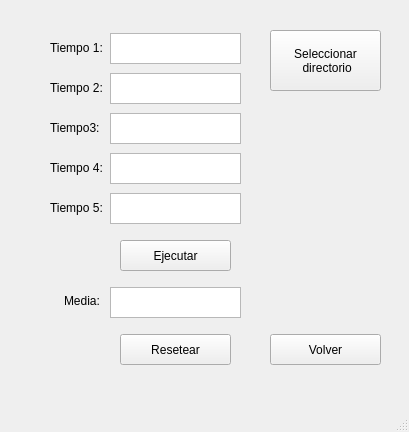
Before: the Qt Designer form practica3/ventanaimagenes.ui in ValentinUnileon/practica3Arco, drawn with Qt 5.
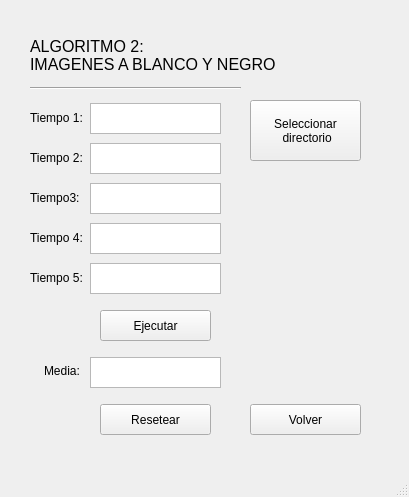
After: the same form once the commit is applied.

Commit message: Añadido titulo a las interfaces graficas

What changed in the file:
```diff
--- a/practica3/ventanaimagenes.ui
+++ b/practica3/ventanaimagenes.ui
@@ -7,7 +7,7 @@
     <x>0</x>
     <y>0</y>
     <width>409</width>
-    <height>432</height>
+    <height>497</height>
    </rect>
   </property>
   <property name="windowTitle">
@@ -17,8 +17,8 @@
    <widget class="QTextBrowser" name="boxMedia">
     <property name="geometry">
      <rect>
-      <x>110</x>
-      <y>287</y>
+      <x>90</x>
+      <y>357</y>
       <width>131</width>
       <height>31</height>
      </rect>
@@ -27,8 +27,8 @@
    <widget class="QTextBrowser" name="boxTiempo3">
     <property name="geometry">
      <rect>
-      <x>110</x>
-      <y>113</y>
+      <x>90</x>
+      <y>183</y>
       <width>131</width>
       <height>31</height>
      </rect>
@@ -37,8 +37,8 @@
    <widget class="QTextBrowser" name="boxTiempo2">
     <property name="geometry">
      <rect>
-      <x>110</x>
-      <y>73</y>
+      <x>90</x>
+      <y>143</y>
       <width>131</width>
       <height>31</height>
      </rect>
@@ -47,8 +47,8 @@
    <widget class="QTextBrowser" name="boxTiempo5">
     <property name="geometry">
      <rect>
-      <x>110</x>
-      <y>193</y>
+      <x>90</x>
+      <y>263</y>
       <width>131</width>
       <height>31</height>
      </rect>
@@ -57,8 +57,8 @@
    <widget class="QPushButton" name="botonEjecutar">
     <property name="geometry">
      <rect>
-      <x>120</x>
-      <y>240</y>
+      <x>100</x>
+      <y>310</y>
       <width>111</width>
       <height>31</height>
      </rect>
@@ -70,8 +70,8 @@
    <widget class="QTextBrowser" name="boxTiempo4">
     <property name="geometry">
      <rect>
-      <x>110</x>
-      <y>153</y>
+      <x>90</x>
+      <y>223</y>
       <width>131</width>
       <height>31</height>
      </rect>
@@ -80,8 +80,8 @@
    <widget class="QPushButton" name="botonResetear">
     <property name="geometry">
      <rect>
-      <x>120</x>
-      <y>334</y>
+      <x>100</x>
+      <y>404</y>
       <width>111</width>
       <height>31</height>
      </rect>
@@ -93,8 +93,8 @@
    <widget class="QTextBrowser" name="boxTiempo1">
     <property name="geometry">
      <rect>
-      <x>110</x>
-      <y>33</y>
+      <x>90</x>
+      <y>103</y>
       <width>131</width>
       <height>31</height>
      </rect>
@@ -103,8 +103,8 @@
    <widget class="QPushButton" name="botonDirectorio">
     <property name="geometry">
      <rect>
-      <x>270</x>
-      <y>30</y>
+      <x>250</x>
+      <y>100</y>
       <width>111</width>
       <height>61</height>
      </rect>
@@ -117,8 +117,8 @@
    <widget class="QPushButton" name="botonVolver">
     <property name="geometry">
      <rect>
-      <x>270</x>
-      <y>334</y>
+      <x>250</x>
+      <y>404</y>
       <width>111</width>
       <height>31</height>
      </rect>
@@ -130,8 +130,8 @@
    <widget class="QLabel" name="labelMedia">
     <property name="geometry">
      <rect>
-      <x>64</x>
-      <y>293</y>
+      <x>44</x>
+      <y>363</y>
       <width>41</width>
       <height>16</height>
      </rect>
@@ -143,8 +143,8 @@
    <widget class="QLabel" name="labelTiempo2">
     <property name="geometry">
      <rect>
-      <x>50</x>
-      <y>80</y>
+      <x>30</x>
+      <y>150</y>
       <width>61</width>
       <height>16</height>
      </rect>
@@ -156,8 +156,8 @@
    <widget class="QLabel" name="labelTiempo3">
     <property name="geometry">
      <rect>
-      <x>50</x>
-      <y>120</y>
+      <x>30</x>
+      <y>190</y>
       <width>61</width>
       <height>16</height>
      </rect>
@@ -169,8 +169,8 @@
    <widget class="QLabel" name="labelTiempo1">
     <property name="geometry">
      <rect>
-      <x>50</x>
-      <y>40</y>
+      <x>30</x>
+      <y>110</y>
       <width>61</width>
       <height>16</height>
      </rect>
@@ -182,8 +182,8 @@
    <widget class="QLabel" name="labelTiempo4">
     <property name="geometry">
      <rect>
-      <x>50</x>
-      <y>160</y>
+      <x>30</x>
+      <y>230</y>
       <width>61</width>
       <height>16</height>
      </rect>
@@ -195,8 +195,8 @@
    <widget class="QLabel" name="labelTiempo5">
     <property name="geometry">
      <rect>
-      <x>50</x>
-      <y>200</y>
+      <x>30</x>
+      <y>270</y>
       <width>61</width>
       <height>16</height>
      </rect>
@@ -205,6 +205,38 @@
      <string>Tiempo 5:</string>
     </property>
    </widget>
+   <widget class="QLabel" name="labelTitulo">
+    <property name="geometry">
+     <rect>
+      <x>30</x>
+      <y>30</y>
+      <width>331</width>
+      <height>51</height>
+     </rect>
+    </property>
+    <property name="font">
+     <font>
+      <pointsize>12</pointsize>
+     </font>
+    </property>
+    <property name="text">
+     <string>ALGORITMO 2: 
+IMAGENES A BLANCO Y NEGRO</string>
+    </property>
+   </widget>
+   <widget class="Line" name="linea1">
+    <property name="geometry">
+     <rect>
+      <x>30</x>
+      <y>80</y>
+      <width>211</width>
+      <height>16</height>
+     </rect>
+    </property>
+    <property name="orientation">
+     <enum>Qt::Horizontal</enum>
+    </property>
+   </widget>
   </widget>
   <widget class="QMenuBar" name="menubar">
    <property name="geometry">
```
The commit also changes 1 other file.
